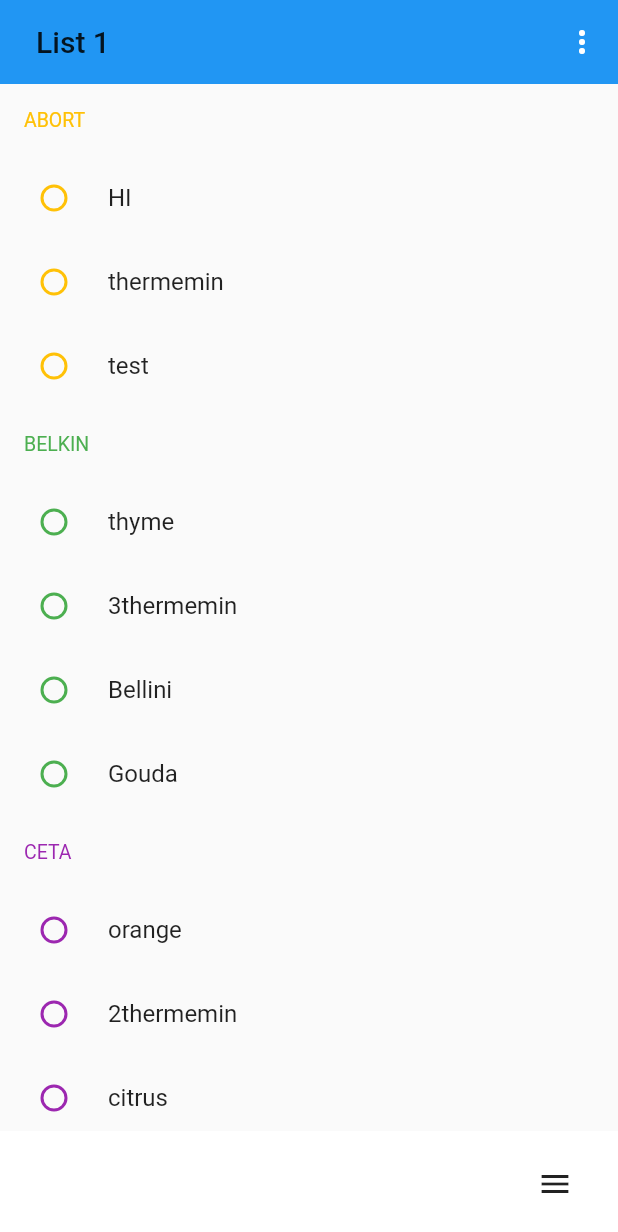
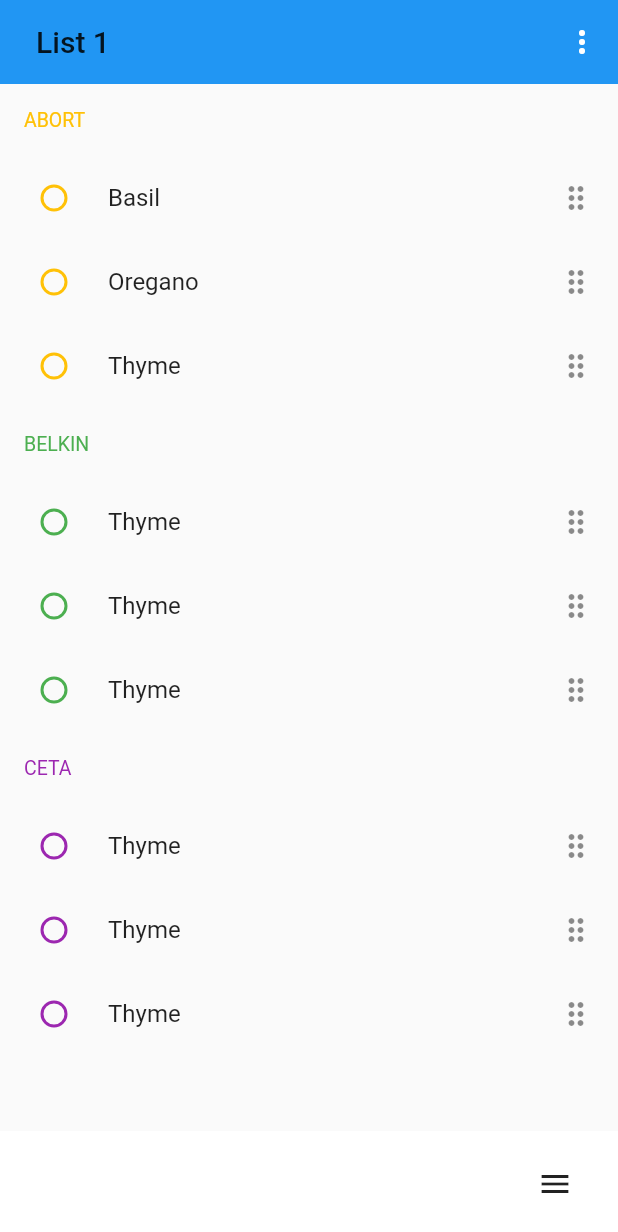
Before and after one commit to F1dsy/shoppinglistapp, a Flutter app: the screen it shows after launch, on a phone screen of 412 x 824 dp. Shown: the top 1232 px of the screen. Run offline on Flutter 3.47's test engine with Material 2 defaults, Android fonts, the phone set to English and light mode, and no system bars; our stand-ins replace shared_preferences; generated files the repository leaves out were written again.

```diff
--- a/lib/DUMMY_DATA.dart
+++ b/lib/DUMMY_DATA.dart
@@ -1,8 +1,21 @@
 import 'package:flutter/material.dart';
 import 'package:shoppinglistapp/models/category.dart';
+import 'package:shoppinglistapp/models/food_item.dart';
 
 final List<Category> categories = [
   Category(name: "Abort"),
   Category(name: "Belkin", color: Colors.green),
   Category(name: "Ceta", color: Colors.purple),
 ];
+
+final List<FoodItem> foodItems = [
+  FoodItem(name: "Basil", category: categories[0]),
+  FoodItem(name: "Oregano", category: categories[0]),
+  FoodItem(name: "Thyme", category: categories[0]),
+  FoodItem(name: "Thyme", category: categories[1]),
+  FoodItem(name: "Thyme", category: categories[1]),
+  FoodItem(name: "Thyme", category: categories[1]),
+  FoodItem(name: "Thyme", category: categories[2]),
+  FoodItem(name: "Thyme", category: categories[2]),
+  FoodItem(name: "Thyme", category: categories[2]),
+];
--- a/lib/components/food_list_tile.dart
+++ b/lib/components/food_list_tile.dart
@@ -1,7 +1,7 @@
 import 'package:flutter/material.dart';
 import 'package:provider/provider.dart';
 import 'package:shoppinglistapp/models/food_item.dart';
-import 'package:shoppinglistapp/provider.dart';
+import 'package:shoppinglistapp/providers/provider.dart';
 
 class FoodListTile extends StatelessWidget {
   const FoodListTile({
@@ -13,10 +13,12 @@ class FoodListTile extends StatelessWidget {
   @override
   Widget build(BuildContext context) {
     return CheckboxListTile(
-      value: false,
+      secondary: const Icon(Icons.drag_indicator),
+      value: item.isChecked,
       onChanged: (value) {
         if (value != null) {
-          Provider.of<AppProvider>(context).setFoodItemState(item, value);
+          Provider.of<AppProvider>(context, listen: false)
+              .setFoodItemState(item, value);
         }
       },
       checkboxShape: const CircleBorder(),
--- a/lib/components/shopping_list_container.dart
+++ b/lib/components/shopping_list_container.dart
@@ -1,48 +1,29 @@
 import 'package:flutter/material.dart';
+import 'package:provider/provider.dart';
 import 'package:shoppinglistapp/components/category_list_tile.dart';
 import 'package:shoppinglistapp/components/food_list_tile.dart';
 import 'package:shoppinglistapp/components/grouped_reorderable_list_view.dart';
 import 'package:shoppinglistapp/models/category.dart';
 import 'package:shoppinglistapp/models/food_item.dart';
 import 'package:shoppinglistapp/models/shopping_list.dart';
+import 'package:shoppinglistapp/providers/provider.dart';
 
-class ShoppingListContainer extends StatefulWidget {
+class ShoppingListContainer extends StatelessWidget {
   const ShoppingListContainer({Key? key, required this.shoppingList})
       : super(key: key);
 
   final ShoppingList shoppingList;
-  @override
-  State<ShoppingListContainer> createState() => _ShoppingListContainerState();
-}
-
-class _ShoppingListContainerState extends State<ShoppingListContainer> {
-  changeFoodItemGroup(FoodItem foodItem, Category newCategory) {
-    foodItem.category = newCategory;
-    setState(() {});
-  }
-
-  late List<FoodItem> foodlist;
-
-  @override
-  void initState() {
-    foodlist = widget.shoppingList.foodList;
-    super.initState();
-  }
 
   @override
   Widget build(BuildContext context) {
     return GroupedReorderableListView<FoodItem, Category>(
-      elements: foodlist,
+      elements: shoppingList.itemList,
       groupBy: (item) => item.category,
       // groups: categories,
       // groupItems: (group) => group.foodlist,
       onReorder: (oldIndex, newIndex, targetGroup) {
-        if (oldIndex < newIndex) {
-          newIndex -= 1;
-        }
-        FoodItem item = foodlist.removeAt(oldIndex);
-        foodlist.insert(newIndex, item);
-        changeFoodItemGroup(item, targetGroup);
+        Provider.of<AppProvider>(context, listen: false)
+            .reorderFoodItem(oldIndex, newIndex, targetGroup);
       },
       itemBuilder: (context, item) => FoodListTile(
         item: item,
--- a/lib/main.dart
+++ b/lib/main.dart
@@ -1,7 +1,7 @@
 import 'package:flutter/material.dart';
 import 'package:provider/provider.dart';
-import 'package:shoppinglistapp/provider.dart';
-import 'package:shoppinglistapp/theme_provider.dart';
+import 'package:shoppinglistapp/providers/provider.dart';
+import 'package:shoppinglistapp/providers/theme_provider.dart';
 import 'package:shoppinglistapp/views/home_view.dart';
 import 'package:flutter_gen/gen_l10n/app_localizations.dart';
 import 'theme.dart';
--- a/lib/models/shopping_list.dart
+++ b/lib/models/shopping_list.dart
@@ -1,32 +1,11 @@
-import 'package:shoppinglistapp/models/category.dart';
 import 'package:shoppinglistapp/models/food_item.dart';
+import 'package:shoppinglistapp/DUMMY_DATA.dart';
 
 class ShoppingList {
-  ShoppingList({this.name = "", required this.categories});
-
-  final List<Category> categories;
+  ShoppingList({required this.name});
 
   final String name;
-  List<FoodItem> get foodList {
-    return [
-      FoodItem(name: "HI", category: categories[0]),
-      FoodItem(name: "thermemin", category: categories[0]),
-      FoodItem(name: "test", category: categories[0]),
-      FoodItem(name: "thyme", category: categories[1]),
-      FoodItem(name: "3thermemin", category: categories[1]),
-      FoodItem(name: "Bellini", category: categories[1]),
-      FoodItem(name: "Gouda", category: categories[1]),
-      FoodItem(name: "orange", category: categories[2]),
-      FoodItem(name: "2thermemin", category: categories[2]),
-      FoodItem(name: "citrus", category: categories[2]),
-    ];
-  }
 
-  List<FoodItem> itemList = [];
+  List<FoodItem> itemList = [...foodItems];
   List<FoodItem> checkedItems = [];
-
-  void checkItem(FoodItem item) {
-    itemList.remove(item);
-    checkedItems.add(item);
-  }
 }
--- a/lib/provider.dart
+++ b/lib/providers/provider.dart
@@ -2,20 +2,20 @@ import 'package:flutter/material.dart';
 import 'package:shoppinglistapp/models/category.dart';
 import 'package:shoppinglistapp/models/food_item.dart';
 import 'package:shoppinglistapp/models/shopping_list.dart';
-import 'DUMMY_DATA.dart' as data;
+import '../DUMMY_DATA.dart' as data;
 
 class AppProvider extends ChangeNotifier {
   AppProvider() {
     categories = data.categories;
     _shoppingLists = [
-      ShoppingList(name: "List 1", categories: categories),
-      ShoppingList(name: "List 2", categories: categories),
+      ShoppingList(name: "List 1"),
+      ShoppingList(name: "List 2"),
     ];
   }
 
   late List<Category> categories = [];
 
-  final List<FoodItem> allFoodItems = [];
+  final List<FoodItem> allFoodItems = [...data.foodItems];
 
   late List<ShoppingList> _shoppingLists = [];
 
@@ -34,7 +34,7 @@ class AppProvider extends ChangeNotifier {
     return _shoppingLists;
   }
 
-  void reorderCategory(oldIndex, newIndex) {
+  void reorderCategory(int oldIndex, int newIndex) {
     if (oldIndex < newIndex) {
       newIndex -= 1;
     }
@@ -42,8 +42,22 @@ class AppProvider extends ChangeNotifier {
     categories.insert(newIndex, category);
   }
 
+  void reorderFoodItem(int oldIndex, int newIndex, Category newCategory) {
+    if (oldIndex < newIndex) {
+      newIndex -= 1;
+    }
+    FoodItem item = selectedShoppingList.itemList.removeAt(oldIndex);
+    selectedShoppingList.itemList.insert(newIndex, item);
+    _changeFoodItemGroup(item, newCategory);
+    notifyListeners();
+  }
+
   void setFoodItemState(FoodItem item, bool state) {
     item.isChecked = state;
     notifyListeners();
   }
+
+  void _changeFoodItemGroup(FoodItem foodItem, Category newCategory) {
+    foodItem.category = newCategory;
+  }
 }
--- a/lib/views/all_items_settings_view.dart
+++ b/lib/views/all_items_settings_view.dart
@@ -6,7 +6,7 @@ import 'package:shoppinglistapp/components/food_list_tile.dart';
 import 'package:shoppinglistapp/components/grouped_reorderable_list_view.dart';
 import 'package:shoppinglistapp/models/category.dart';
 import 'package:shoppinglistapp/models/food_item.dart';
-import 'package:shoppinglistapp/provider.dart';
+import 'package:shoppinglistapp/providers/provider.dart';
 import 'package:flutter_gen/gen_l10n/app_localizations.dart';
 
 class AllItemsSettingsView extends StatelessWidget {
--- a/lib/views/category_settings_view.dart
+++ b/lib/views/category_settings_view.dart
@@ -2,7 +2,7 @@ import 'package:flutter/material.dart';
 import 'package:provider/provider.dart';
 import 'package:shoppinglistapp/components/category_dialog.dart';
 import 'package:shoppinglistapp/models/category.dart';
-import 'package:shoppinglistapp/provider.dart';
+import 'package:shoppinglistapp/providers/provider.dart';
 import 'package:flutter_gen/gen_l10n/app_localizations.dart';
 
 class CategorySettingsView extends StatelessWidget {
--- a/lib/views/home_view.dart
+++ b/lib/views/home_view.dart
@@ -2,7 +2,7 @@ import 'package:flutter/material.dart';
 import 'package:provider/provider.dart';
 import 'package:shoppinglistapp/components/shopping_list_container.dart';
 
-import 'package:shoppinglistapp/provider.dart';
+import 'package:shoppinglistapp/providers/provider.dart';
 import 'package:shoppinglistapp/views/settings_view.dart';
 
 class HomeView extends StatelessWidget {
--- a/lib/views/settings_view.dart
+++ b/lib/views/settings_view.dart
@@ -1,6 +1,6 @@
 import 'package:flutter/material.dart';
 import 'package:provider/provider.dart';
-import 'package:shoppinglistapp/theme_provider.dart';
+import 'package:shoppinglistapp/providers/theme_provider.dart';
 import 'package:flutter_gen/gen_l10n/app_localizations.dart';
 import 'package:shoppinglistapp/views/all_items_settings_view.dart';
 import 'package:shoppinglistapp/views/category_settings_view.dart';
```
Also changed, not shown: lib/providers/theme_provider.dart (renamed from lib/theme_provider.dart).
